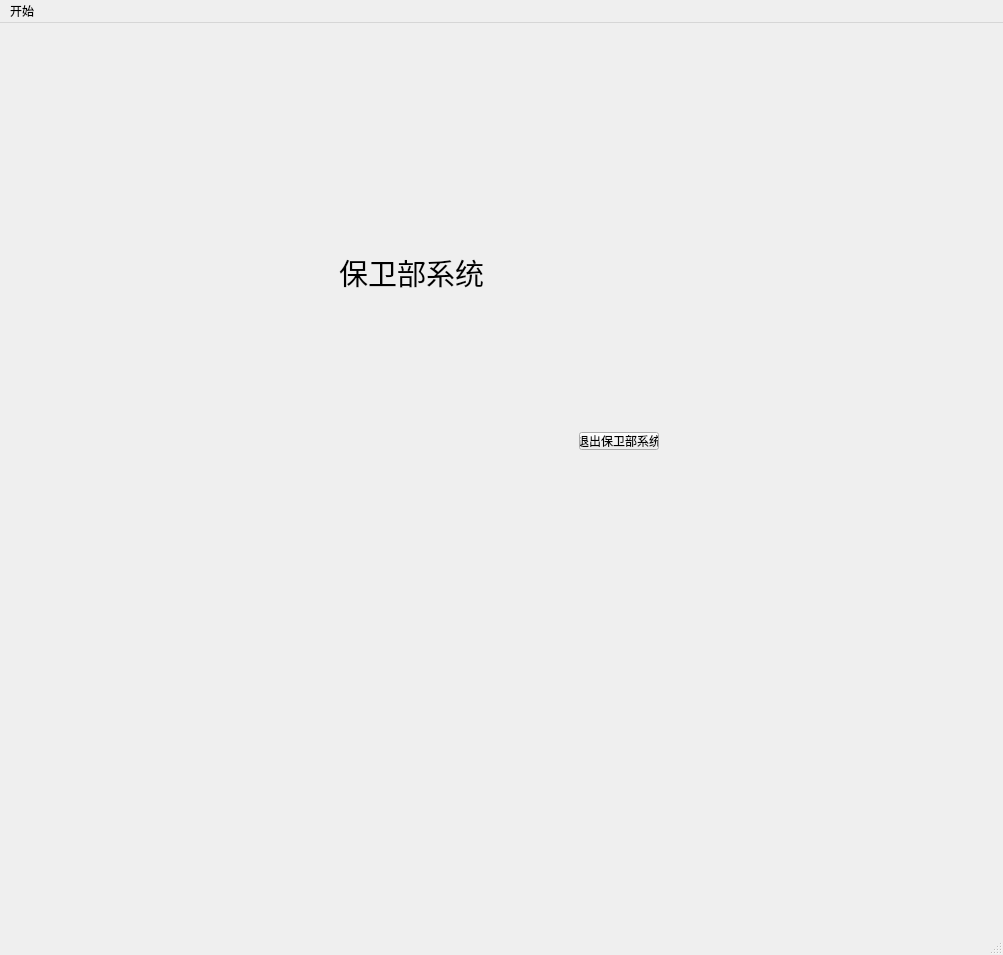
This is mainwindow.ui in J7Peng/MyGuide as Qt 5 draws it before an edit. The edited form follows.
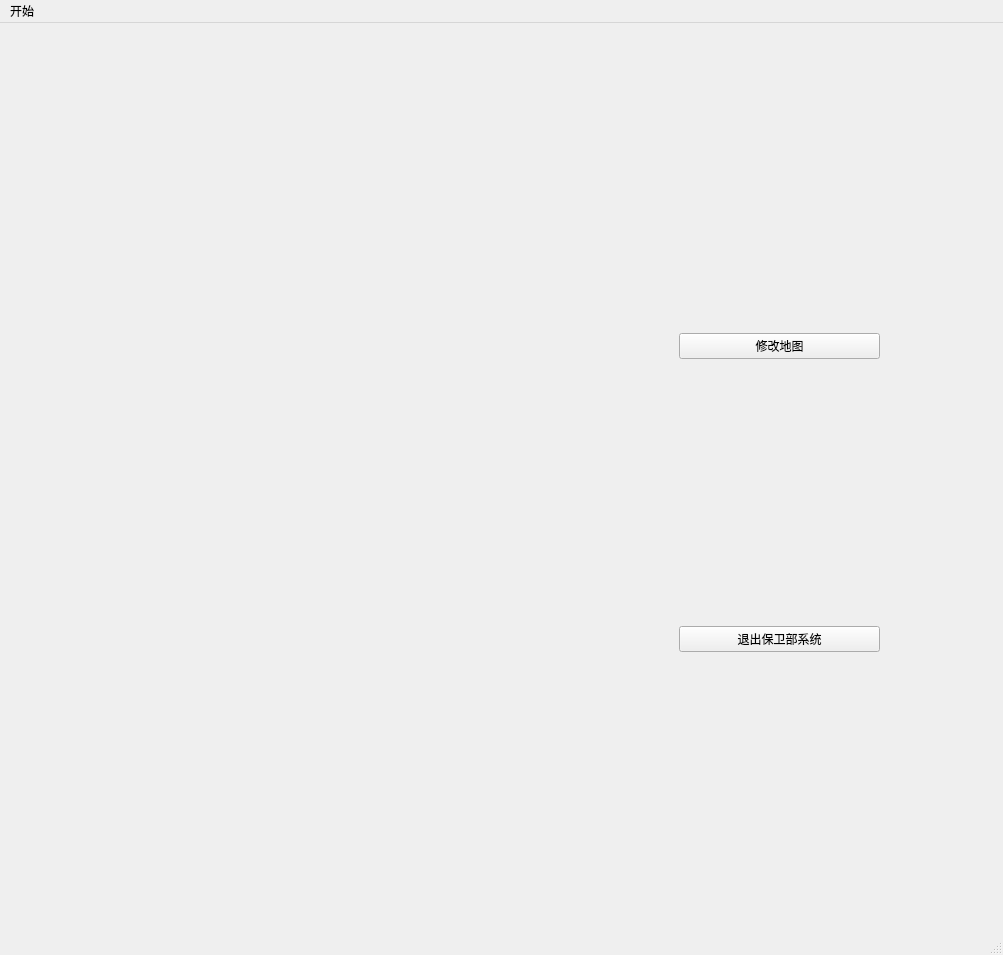
This is the edited form. The open tabs and pages were chosen to show the change. Icons and pictures are not drawn.

Diff of the .ui file:
```diff
--- a/mainwindow.ui
+++ b/mainwindow.ui
@@ -91,39 +91,47 @@
        <widget class="QLabel" name="label_2">
         <property name="geometry">
          <rect>
-          <x>330</x>
-          <y>150</y>
-          <width>301</width>
-          <height>181</height>
+          <x>70</x>
+          <y>10</y>
+          <width>521</width>
+          <height>871</height>
          </rect>
         </property>
-        <property name="font">
-         <font>
-          <pointsize>22</pointsize>
-         </font>
-        </property>
         <property name="text">
-         <string>保卫部系统</string>
+         <string/>
+        </property>
+        <property name="pixmap">
+         <pixmap resource="res.qrc">:/Image/map.png</pixmap>
+        </property>
+        <property name="scaledContents">
+         <bool>true</bool>
         </property>
        </widget>
-       <widget class="QPushButton" name="exitsecurity">
+       <widget class="QWidget" name="">
         <property name="geometry">
          <rect>
-          <x>570</x>
-          <y>400</y>
-          <width>80</width>
-          <height>18</height>
+          <x>670</x>
+          <y>40</y>
+          <width>201</width>
+          <height>841</height>
          </rect>
         </property>
-        <property name="sizePolicy">
-         <sizepolicy hsizetype="Minimum" vsizetype="Fixed">
-          <horstretch>0</horstretch>
-          <verstretch>0</verstretch>
-         </sizepolicy>
-        </property>
-        <property name="text">
-         <string>退出保卫部系统</string>
-        </property>
+        <layout class="QVBoxLayout" name="verticalLayout_2">
+         <item>
+          <widget class="QPushButton" name="changeMap">
+           <property name="text">
+            <string>修改地图</string>
+           </property>
+          </widget>
+         </item>
+         <item>
+          <widget class="QPushButton" name="exitSecurity">
+           <property name="text">
+            <string>退出保卫部系统</string>
+           </property>
+          </widget>
+         </item>
+        </layout>
        </widget>
       </widget>
       <widget class="QWidget" name="page_5">
```
Left out of the diff: 4 changed lines with no effect on the pictures.
